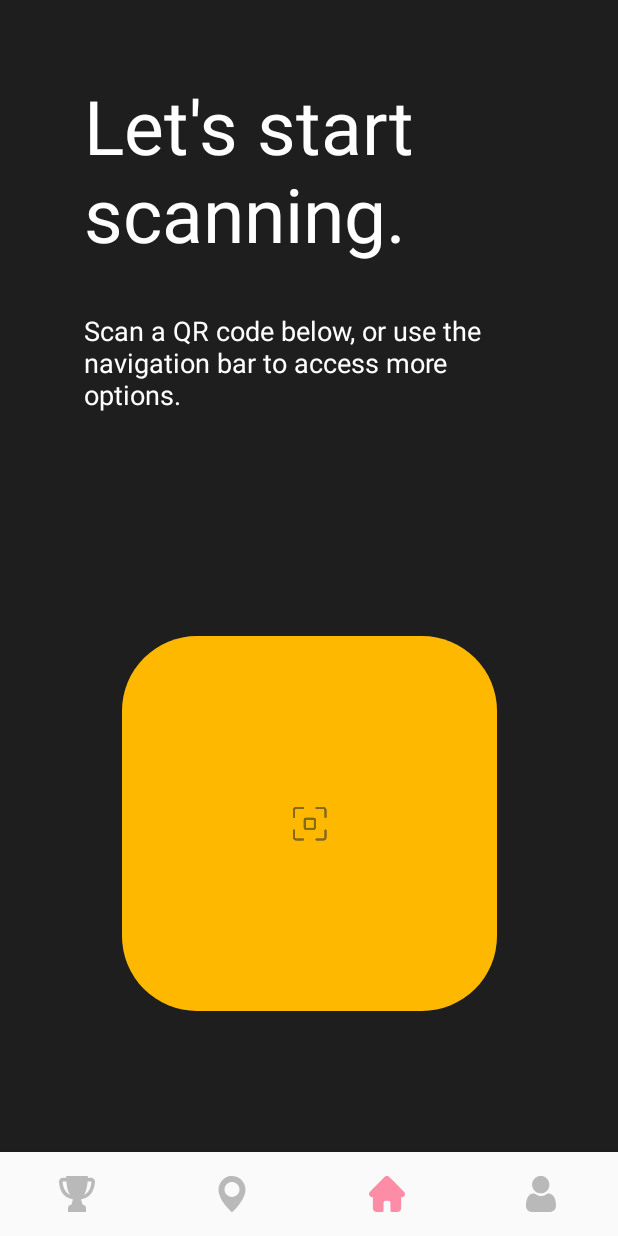
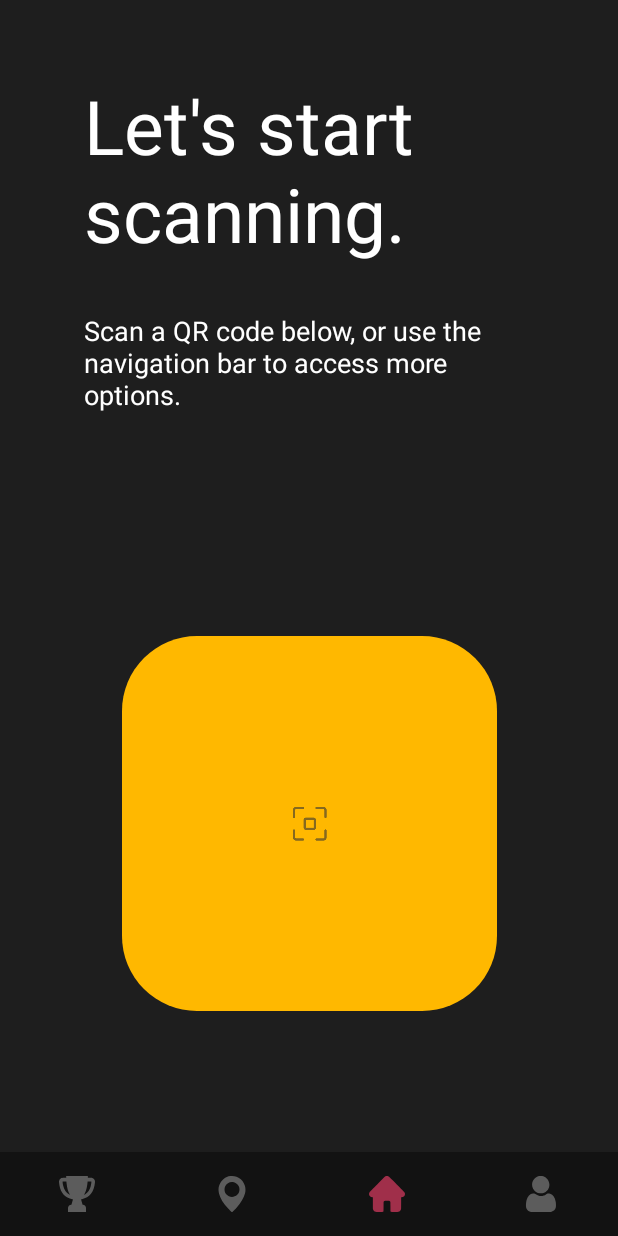
Before and after one commit to CMPUT301W23T06/BinaryBandits, an Android app: the MainActivity screen opened directly, with no data from a screen before it, on a phone screen of 412 x 824 dp. Run offline under Robolectric (Android 15) with nearby library versions, the phone set to English and light mode, and no system bars; our stand-ins replace Firebase (no records; nobody signed in at launch, a user with empty details on screens opened directly), Picasso; libraries missing offline, so code that uses them is left out: org.checkerframework.checker; pictures from the network do not load.

Commit message:
fixed bottom nav color glitch

```diff
--- a/app/src/main/res/layout/activity_main.xml
+++ b/app/src/main/res/layout/activity_main.xml
@@ -16,7 +16,7 @@
         app:labelVisibilityMode="unlabeled"
         app:itemIconTint="@color/bottom_nav_color"
         app:itemBackground="@android:color/transparent"
-        android:background="?android:attr/windowBackground"
+        android:background="@color/bottom_nav_bg_color"
         app:layout_constraintBottom_toBottomOf="parent"
         app:layout_constraintLeft_toLeftOf="parent"
         app:layout_constraintRight_toRightOf="parent"
--- a/app/src/main/res/values/colors.xml
+++ b/app/src/main/res/values/colors.xml
@@ -12,6 +12,7 @@
     <color name="yellow">#FFFFB800</color>
     <color name="red">#FFFF426F</color>
     <color name="background_black">#FF1E1E1E</color>
+    <color name="bottom_nav_bg_color">#121212</color>
     <color name="gray">#8E8E8E</color>
 
 </resources>
```
